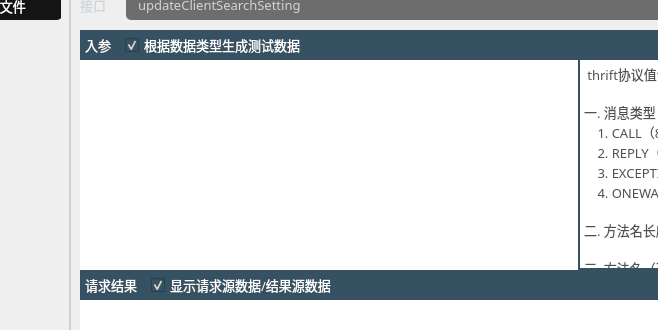
HuaGouFdog/Fdog-Kit, file thriftwidget.ui: the form before one commit; both pictures show x 129 to 787 and y 100 to 430 of the 1137 by 640 pixel window.
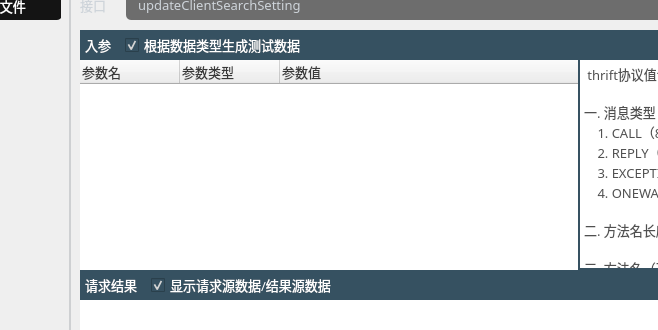
The form after the commit. Icons and pictures are not drawn.

Commit message: 修复标签显示异常问题

The edit to the form file:
```diff
--- a/thriftwidget.ui
+++ b/thriftwidget.ui
@@ -1213,6 +1213,19 @@
 	selection-background-color:#52DCFE;
 }
 
+QToolButton {
+	font: 10pt &quot;OPPOSans B&quot;;
+	color: rgb(255, 255, 255);
+	background-color: rgb(250, 118, 0);
+	border-radius: 5px;
+}
+QToolButton::menu-indicator { 
+	image: None;
+}
+QToolButton:hover {
+	color: rgb(255, 255, 255);
+	background-color: rgb(250, 118, 0);
+}
 </string>
          </property>
          <layout class="QHBoxLayout" name="horizontalLayout_3">
@@ -1566,7 +1579,7 @@
                  <bool>false</bool>
                 </property>
                 <attribute name="headerVisible">
-                 <bool>false</bool>
+                 <bool>true</bool>
                 </attribute>
                 <attribute name="headerDefaultSectionSize">
                  <number>100</number>
```
Left out of the diff: 7 changed lines with no effect on the pictures. The commit also changes 2 other files.
